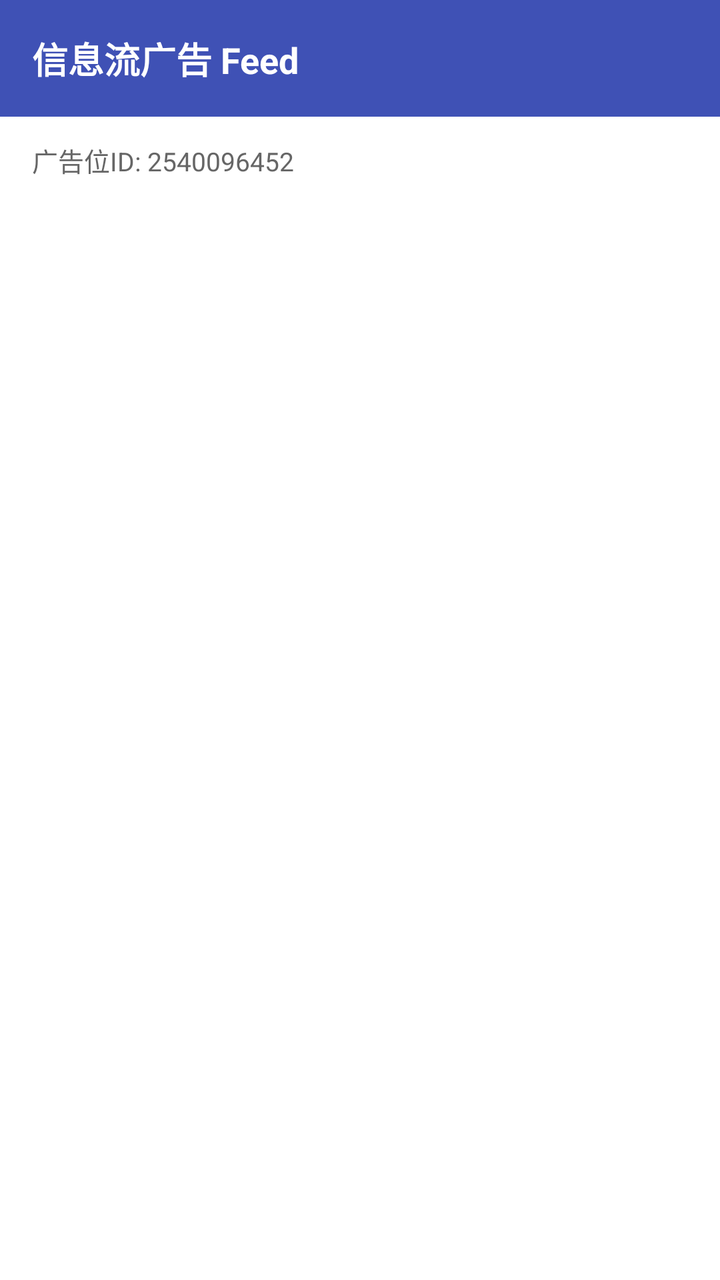
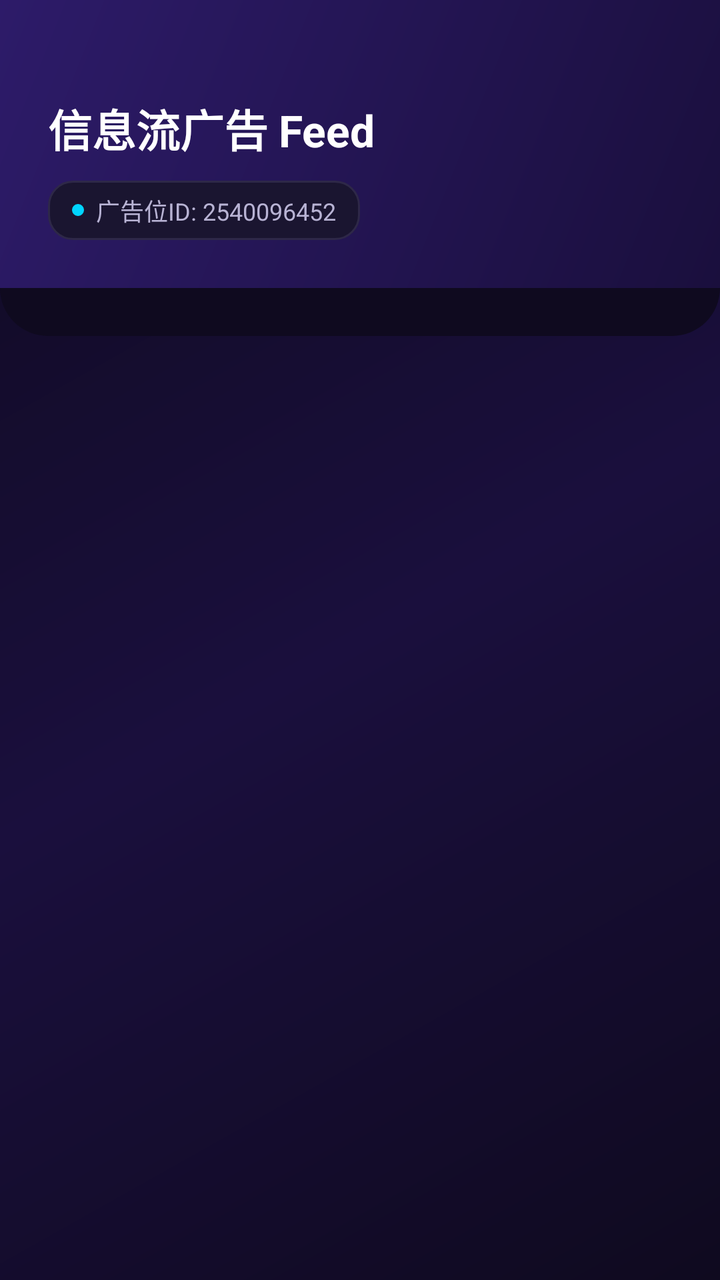

Two renders of the same Android screen: before a commit and after it. Below are the layout's source before the change and the commit's diff.
<!-- AndroidManifest.xml: application theme Theme.App -->
<!-- res/layout/activity_feed.xml -->
<?xml version="1.0" encoding="utf-8"?>
<LinearLayout xmlns:android="http://schemas.android.com/apk/res/android"
    android:layout_width="match_parent"
    android:layout_height="match_parent"
    android:orientation="vertical"
    android:background="@color/white">

    <TextView
        android:layout_width="match_parent"
        android:layout_height="wrap_content"
        android:background="@color/colorPrimary"
        android:padding="16dp"
        android:text="信息流广告 Feed"
        android:textColor="@color/white"
        android:textSize="18sp"
        android:textStyle="bold" />

    <TextView
        android:layout_width="match_parent"
        android:layout_height="wrap_content"
        android:paddingStart="16dp"
        android:paddingTop="12dp"
        android:paddingEnd="16dp"
        android:paddingBottom="12dp"
        android:text="广告位ID: 2540096452"
        android:textColor="#666666"
        android:textSize="13sp" />

    <androidx.recyclerview.widget.RecyclerView
        android:id="@+id/recyclerView"
        android:layout_width="match_parent"
        android:layout_height="match_parent" />
</LinearLayout>
<!-- resources referenced by this layout -->
<resources>
  <color name="colorPrimary">#3F51B5</color>
  <color name="white">#FFFFFF</color>
  <style name="Theme.App" parent="Theme.AppCompat.Light.DarkActionBar">
          <item name="colorPrimary">@color/colorPrimary</item>
          <item name="colorPrimaryDark">@color/colorPrimaryDark</item>
          <item name="colorAccent">@color/colorAccent</item>
      </style>
  <color name="colorPrimaryDark">#303F9F</color>
  <color name="colorAccent">#FF4081</color>
</resources>

<!-- the commit's change to res/layout/activity_feed.xml (unified diff, before → after) -->
@@ -3,31 +3,67 @@
     android:layout_width="match_parent"
     android:layout_height="match_parent"
     android:orientation="vertical"
-    android:background="@color/white">
+    android:background="@drawable/bg_app">
 
-    <TextView
+    
+    <LinearLayout
         android:layout_width="match_parent"
         android:layout_height="wrap_content"
-        android:background="@color/colorPrimary"
-        android:padding="16dp"
-        android:text="信息流广告 Feed"
-        android:textColor="@color/white"
-        android:textSize="18sp"
-        android:textStyle="bold" />
+        android:background="@drawable/bg_header_gradient"
+        android:orientation="vertical"
+        android:paddingStart="24dp"
+        android:paddingTop="48dp"
+        android:paddingEnd="24dp"
+        android:paddingBottom="24dp">
 
-    <TextView
+        <TextView
+            android:layout_width="wrap_content"
+            android:layout_height="wrap_content"
+            android:text="信息流广告 Feed"
+            android:textColor="@color/text_primary"
+            android:textSize="22sp"
+            android:textStyle="bold" />
+
+        <LinearLayout
+            android:layout_width="wrap_content"
+            android:layout_height="wrap_content"
+            android:layout_marginTop="10dp"
+            android:background="@drawable/bg_status_chip"
+            android:orientation="horizontal"
+            android:gravity="center_vertical"
+            android:paddingStart="12dp"
+            android:paddingTop="6dp"
+            android:paddingEnd="12dp"
+            android:paddingBottom="6dp">
+
+            <View
+                android:layout_width="6dp"
+                android:layout_height="6dp"
+                android:layout_marginEnd="6dp"
+                android:background="@drawable/bg_dot_success" />
+
+            <TextView
+                android:layout_width="wrap_content"
+                android:layout_height="wrap_content"
+                android:text="广告位ID: 2540096452"
+                android:textColor="@color/text_secondary"
+                android:textSize="12sp" />
+        </LinearLayout>
+    </LinearLayout>
+
+    
+    <View
         android:layout_width="match_parent"
-        android:layout_height="wrap_content"
-        android:paddingStart="16dp"
-        android:paddingTop="12dp"
-        android:paddingEnd="16dp"
-        android:paddingBottom="12dp"
-        android:text="广告位ID: 2540096452"
-        android:textColor="#666666"
-        android:textSize="13sp" />
+        android:layout_height="24dp"
+        android:background="@drawable/bg_header_bottom" />
 
     <androidx.recyclerview.widget.RecyclerView
         android:id="@+id/recyclerView"
         android:layout_width="match_parent"
-        android:layout_height="match_parent" />
+        android:layout_height="match_parent"
+        android:clipToPadding="false"
+        android:paddingStart="16dp"
+        android:paddingTop="8dp"
+        android:paddingEnd="16dp"
+        android:paddingBottom="16dp" />
 </LinearLayout>
<!-- resource entries referenced after the edit -->
@@ -1,13 +1,61 @@
 <!-- resources referenced by this layout -->
 <resources>
-  <color name="colorPrimary">#3F51B5</color>
-  <color name="white">#FFFFFF</color>
-  <style name="Theme.App" parent="Theme.AppCompat.Light.DarkActionBar">
+  <color name="text_primary">#FFFFFF</color>
+  <color name="text_secondary">#B8B3D4</color>
+  <!-- drawable bg_app (drawable) -->
+  <?xml version="1.0" encoding="utf-8"?>
+  <shape xmlns:android="http://schemas.android.com/apk/res/android" android:shape="rectangle">
+      <gradient
+          android:type="linear"
+          android:angle="135"
+          android:startColor="#0F0A1F"
+          android:centerColor="#1A0F3D"
+          android:endColor="#0F0A1F" />
+  </shape>
+  <!-- drawable bg_dot_success (drawable) -->
+  <?xml version="1.0" encoding="utf-8"?>
+  <shape xmlns:android="http://schemas.android.com/apk/res/android" android:shape="rectangle">
+      <solid android:color="#00D4FF" />
+      <corners android:radius="100dp" />
+  </shape>
+  <!-- drawable bg_header_bottom (drawable) -->
+  <?xml version="1.0" encoding="utf-8"?>
+  <shape xmlns:android="http://schemas.android.com/apk/res/android" android:shape="rectangle">
+      <solid android:color="#0F0A1F" />
+      <corners
+          android:topLeftRadius="0dp"
+          android:topRightRadius="0dp"
+          android:bottomLeftRadius="24dp"
+          android:bottomRightRadius="24dp" />
+  </shape>
+  <!-- drawable bg_header_gradient (drawable) -->
+  <?xml version="1.0" encoding="utf-8"?>
+  <shape xmlns:android="http://schemas.android.com/apk/res/android" android:shape="rectangle">
+      <gradient
+          android:type="linear"
+          android:angle="135"
+          android:startColor="#1A0F3D"
+          android:endColor="#2D1B69" />
+  </shape>
+  <!-- drawable bg_status_chip (drawable) -->
+  <?xml version="1.0" encoding="utf-8"?>
+  <shape xmlns:android="http://schemas.android.com/apk/res/android" android:shape="rectangle">
+      <solid android:color="#1A1530" />
+      <corners android:radius="12dp" />
+      <stroke
+          android:width="1dp"
+          android:color="#2E2848" />
+  </shape>
+  <color name="colorPrimary">#2D1B69</color>
+  <style name="Theme.App" parent="Theme.AppCompat.Light.NoActionBar">
           <item name="colorPrimary">@color/colorPrimary</item>
           <item name="colorPrimaryDark">@color/colorPrimaryDark</item>
           <item name="colorAccent">@color/colorAccent</item>
+          <item name="android:statusBarColor">@android:color/transparent</item>
+          <item name="android:windowLightStatusBar">false</item>
+          <item name="android:windowBackground">@drawable/bg_app</item>
       </style>
-  <color name="colorPrimaryDark">#303F9F</color>
-  <color name="colorAccent">#FF4081</color>
+  <color name="colorPrimaryDark">#1A0F3D</color>
+  <color name="colorAccent">#00D4FF</color>
 </resources>
 
